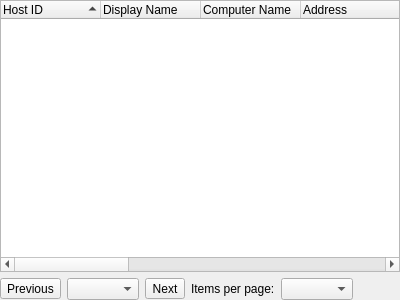
This is source/client/desktop/management/router_hosts_widget.ui in dchapyshev/aspia as Qt 5 draws it before an edit. The edited form follows.
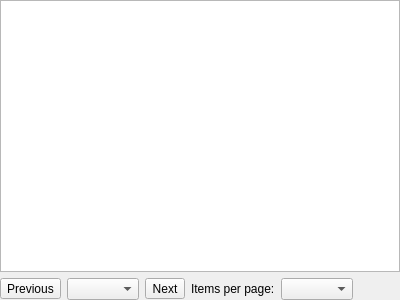
This is the edited form. Icons and pictures are not drawn. Custom widgets are drawn as their Qt base class.

```diff
--- a/source/client/desktop/management/router_hosts_widget.ui
+++ b/source/client/desktop/management/router_hosts_widget.ui
@@ -24,7 +24,7 @@
     <number>0</number>
    </property>
    <item>
-    <widget class="QTreeWidget" name="tree_hosts">
+    <widget class="QTreeView" name="tree_hosts">
      <property name="editTriggers">
       <set>QAbstractItemView::EditTrigger::NoEditTriggers</set>
      </property>
@@ -43,71 +43,6 @@
      <property name="expandsOnDoubleClick">
       <bool>false</bool>
      </property>
-     <column>
-      <property name="text">
-       <string>Host ID</string>
-      </property>
-     </column>
-     <column>
-      <property name="text">
-       <string>Display Name</string>
-      </property>
-     </column>
-     <column>
-      <property name="text">
-       <string>Computer Name</string>
-      </property>
-     </column>
-     <column>
-      <property name="text">
-       <string>Address</string>
-      </property>
-     </column>
-     <column>
-      <property name="text">
-       <string>User Name</string>
-      </property>
-     </column>
-     <column>
-      <property name="text">
-       <string>Comment</string>
-      </property>
-     </column>
-     <column>
-      <property name="text">
-       <string>Workspace</string>
-      </property>
-     </column>
-     <column>
-      <property name="text">
-       <string>Operating System</string>
-      </property>
-     </column>
-     <column>
-      <property name="text">
-       <string>Version</string>
-      </property>
-     </column>
-     <column>
-      <property name="text">
-       <string>Architecture</string>
-      </property>
-     </column>
-     <column>
-      <property name="text">
-       <string>Last Connect</string>
-      </property>
-     </column>
-     <column>
-      <property name="text">
-       <string>Last Modify</string>
-      </property>
-     </column>
-     <column>
-      <property name="text">
-       <string>Status</string>
-      </property>
-     </column>
     </widget>
    </item>
    <item>
```
